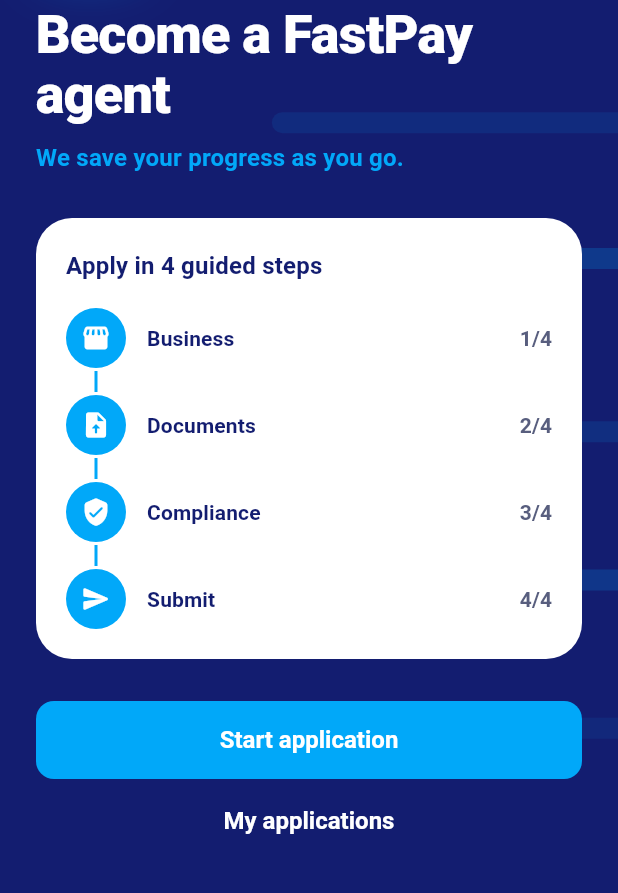
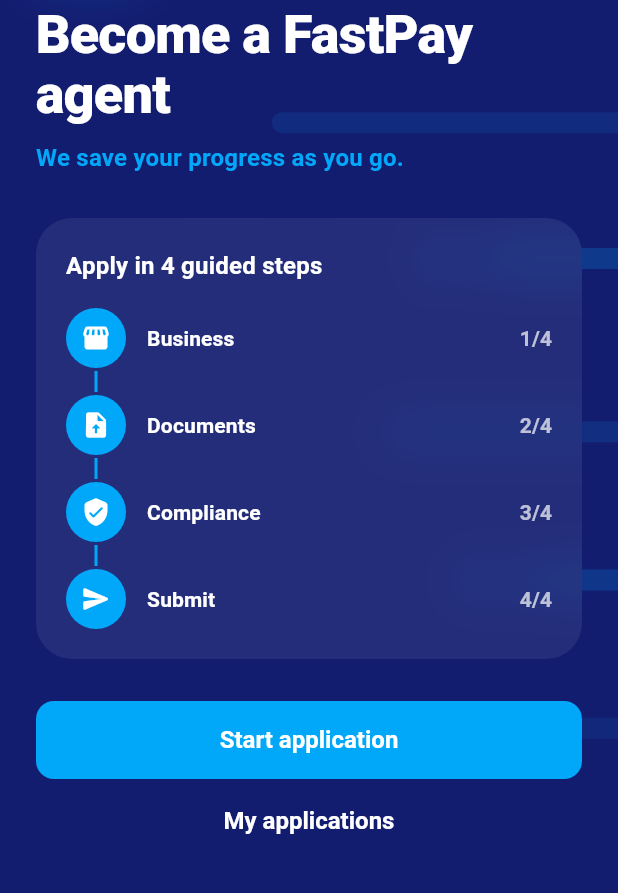
Before and after one commit to AbdulsemedM/business-onboarding, a Flutter app: the screen it shows after launch, on a phone screen of 412 x 824 dp, the part 271-1164 px from its top. Run offline on Flutter 3.47's test engine with Material 3 defaults, Android fonts, the phone set to English and light mode, and no system bars; our stand-ins replace dio, envied, file_picker, flutter_bloc, flutter_form_builder, flutter_image_compress and 8 more; missing offline and left inert: phone_numbers_parser; accounts and stored records are empty; generated files the repository leaves out were written again.

Commit message:
Blend the start screen's steps panel into the navy backdrop
The white card stood out from the rest of the screen. It is now a
frosted, see-through panel (blurred backdrop, faint white tint) with
white text, keeping the sky step circles and connector.

Co-Authored-By: Claude Opus 5.5 <noreply@anthropic.com>

```diff
--- a/lib/features/auth/ui/welcome_screen.dart
+++ b/lib/features/auth/ui/welcome_screen.dart
@@ -1,3 +1,5 @@
+import 'dart:ui';
+
 import 'package:flutter/material.dart';
 import 'package:flutter/services.dart';
 import 'package:flutter_bloc/flutter_bloc.dart';
@@ -111,8 +113,8 @@ class _Hero extends StatelessWidget {
   }
 }
 
-/// White card with the four steps as a connected 1-2-3-4 path, so it reads
-/// as a guided wizard.
+/// The four steps as a connected 1-2-3-4 path, so it reads as a guided
+/// wizard. A faint see-through panel, so it blends into the navy backdrop.
 class _StepsCard extends StatelessWidget {
   const _StepsCard();
 
@@ -126,12 +128,14 @@ class _StepsCard extends StatelessWidget {
       (Icons.verified_user_rounded, l10n.welcomeStepCompliance),
       (Icons.send_rounded, l10n.welcomeStepSubmit),
     ];
-    return Container(
+    // Frosted: the speed lines behind are blurred, not drawn through text.
+    return ClipRRect(
+      borderRadius: BorderRadius.circular(24),
+      child: BackdropFilter(
+        filter: ImageFilter.blur(sigmaX: 16, sigmaY: 16),
+        child: Container(
           padding: const EdgeInsets.all(20),
-      decoration: BoxDecoration(
-        color: AppTheme.white,
-        borderRadius: BorderRadius.circular(24),
-      ),
+          color: AppTheme.white.withValues(alpha: 0.07),
           child: Column(
             crossAxisAlignment: CrossAxisAlignment.stretch,
             children: [
@@ -139,7 +143,9 @@ class _StepsCard extends StatelessWidget {
                 header: true,
                 child: Text(
                   l10n.welcomeStepsHeading,
-              style: theme.textTheme.titleMedium,
+                  style: theme.textTheme.titleMedium?.copyWith(
+                    color: AppTheme.white,
+                  ),
                 ),
               ),
               const SizedBox(height: 16),
@@ -153,6 +159,8 @@ class _StepsCard extends StatelessWidget {
                 if (i < steps.length - 1) const _Connector(),
               ],
             ],
+          ),
+        ),
       ),
     );
   }
@@ -192,12 +200,19 @@ class _StepRow extends StatelessWidget {
             child: Icon(icon, size: 20, color: AppTheme.white),
           ),
           const SizedBox(width: 14),
-          Expanded(child: Text(label, style: theme.textTheme.titleSmall)),
+          Expanded(
+            child: Text(
+              label,
+              style: theme.textTheme.titleSmall?.copyWith(
+                color: AppTheme.white,
+              ),
+            ),
+          ),
           // The step number, like a wizard's progress.
           Text(
             '$number/$total',
             style: theme.textTheme.labelLarge?.copyWith(
-              color: theme.colorScheme.onSurfaceVariant,
+              color: AppTheme.white.withValues(alpha: 0.7),
             ),
           ),
         ],
```
Lines whose indentation alone changed are shown as unchanged.
